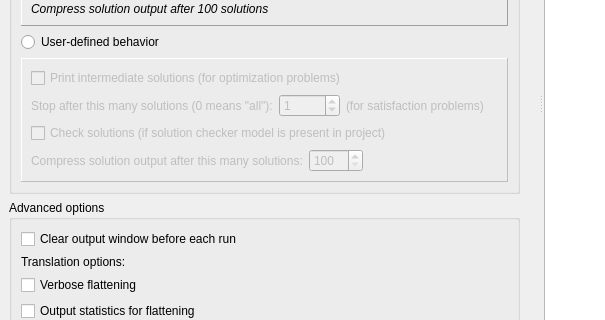
Qt form MiniZincIDE/mainwindow.ui (MiniZinc/MiniZincIDE) before a commit; both pictures show x 0 to 605 and y 477 to 797 of the 800 by 1369 pixel window.
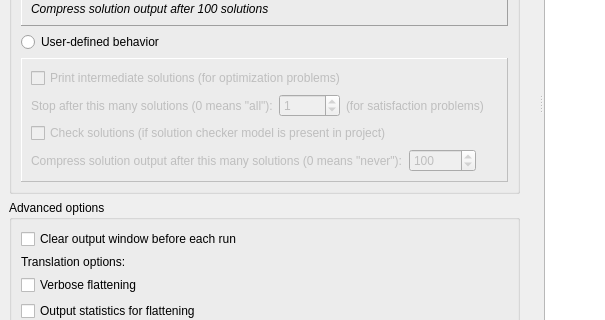
The same form after that commit. Icons and pictures are not drawn. Custom widgets are drawn as their Qt base class.

Commit message: Support solution compression limit 0 (meaning "never")

The edit to the form file:
```diff
--- a/MiniZincIDE/mainwindow.ui
+++ b/MiniZincIDE/mainwindow.ui
@@ -489,17 +489,17 @@
                       <item>
                        <widget class="QLabel" name="label_11">
                         <property name="text">
-                         <string>Compress solution output after this many solutions:</string>
+                         <string>Compress solution output after this many solutions (0 means &quot;never&quot;):</string>
                         </property>
                        </widget>
                       </item>
                       <item>
                        <widget class="QSpinBox" name="conf_compressSolutionLimit">
                         <property name="minimum">
-                         <number>100</number>
+                         <number>0</number>
                         </property>
                         <property name="maximum">
-                         <number>2000</number>
+                         <number>1000000</number>
                         </property>
                         <property name="singleStep">
                          <number>100</number>
```
The commit also changes 1 other file.
